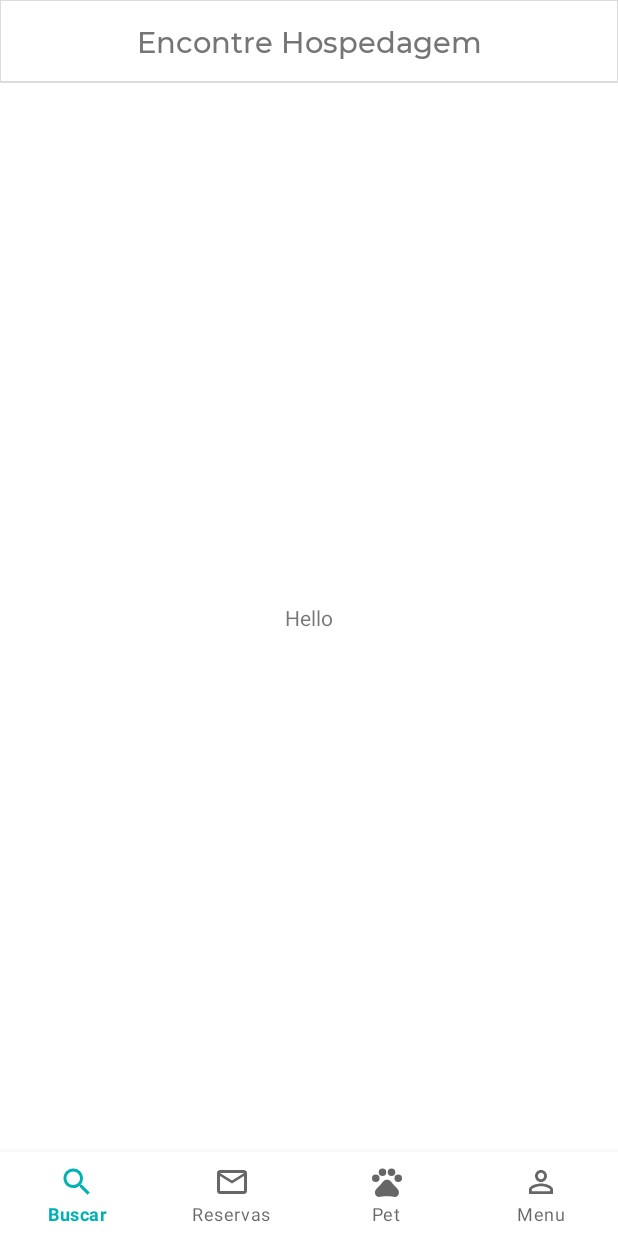
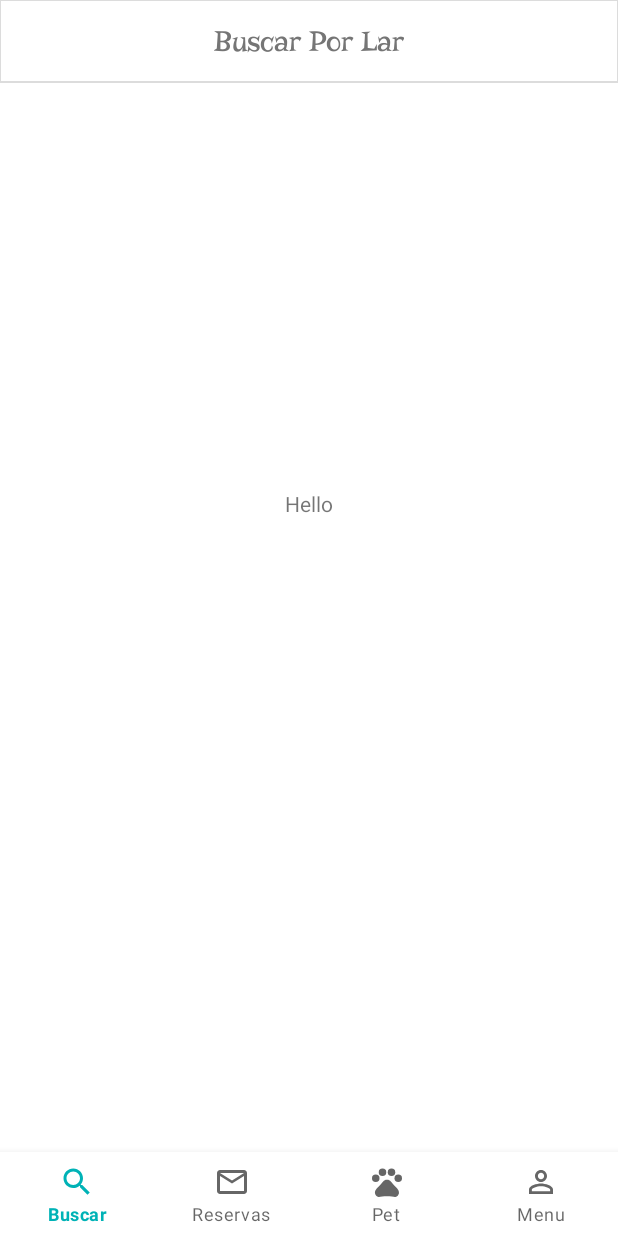
Before and after one commit to osugikoji/bonnepet-android, an Android app: the screen it shows after launch (MainActivity), on a phone screen of 412 x 824 dp. Run offline under Robolectric (Android 15) with nearby library versions, the phone set to English and light mode, and no system bars.

Commit message:
Action bar da MainActivity realocado para os fragments

```diff
--- a/app/src/main/java/br/com/bonnepet/util/extension/ThrowableExtensions.kt
+++ b/app/src/main/java/br/com/bonnepet/util/extension/ThrowableExtensions.kt
@@ -1,10 +1,14 @@
 package br.com.bonnepet.util.extension
 
+import br.com.bonnepet.App
+import br.com.bonnepet.R
 import com.google.gson.JsonParser
 import retrofit2.HttpException
 
+private val app = App()
+
 fun Throwable.error(): String {
-    var message = "Não foi possível executar a requisição"
+    var message = app.getString(R.string.generic_request_error)
 
     if (this is HttpException) {
         val errorJsonString = this.response().errorBody()?.string()
--- a/app/src/main/java/br/com/bonnepet/view/base/BaseFragment.kt
+++ b/app/src/main/java/br/com/bonnepet/view/base/BaseFragment.kt
@@ -4,8 +4,13 @@ import android.os.Bundle
 import android.view.LayoutInflater
 import android.view.View
 import android.view.ViewGroup
+import android.widget.TextView
 import androidx.annotation.LayoutRes
+import androidx.appcompat.app.ActionBar
+import androidx.appcompat.app.AppCompatActivity
+import androidx.appcompat.widget.Toolbar
 import androidx.fragment.app.Fragment
+import br.com.bonnepet.R
 
 abstract class BaseFragment : Fragment() {
 
@@ -15,7 +20,37 @@ abstract class BaseFragment : Fragment() {
     @get:LayoutRes
     protected abstract val layoutResource: Int
 
+    protected abstract val fragmentTitle: Int
+
+    private var toolbar: Toolbar? = null
+
     override fun onCreateView(inflater: LayoutInflater, container: ViewGroup?, savedInstanceState: Bundle?): View? {
         return inflater.inflate(layoutResource, container, false)
     }
+
+    override fun onViewCreated(view: View, savedInstanceState: Bundle?) {
+        onPrepareSupportActionBar()
+        super.onViewCreated(view, savedInstanceState)
+    }
+
+    /**
+     * A Toolbar será configurada como uma [ActionBar] se ela existir no layout
+     */
+    private fun onPrepareSupportActionBar() {
+        toolbar = activity?.findViewById(R.id.tool_bar)
+        val toolbarTitle: TextView? = toolbar?.findViewById(R.id.toolbar_title)
+        if (toolbar != null) {
+            (activity as AppCompatActivity).setSupportActionBar(toolbar)
+            toolbarTitle?.text = getText(fragmentTitle)
+            (activity as AppCompatActivity).supportActionBar?.setDisplayShowTitleEnabled(false)
+            (activity as AppCompatActivity).supportActionBar?.setDisplayHomeAsUpEnabled(true)
+        }
+    }
+
+    /**
+     * Remove o botão de voltar da [ActionBar]
+     */
+    protected fun hideActionBarDisplayHome() {
+        (activity as AppCompatActivity).supportActionBar?.setDisplayHomeAsUpEnabled(false)
+    }
 }
--- a/app/src/main/java/br/com/bonnepet/view/login/LoginFragment.kt
+++ b/app/src/main/java/br/com/bonnepet/view/login/LoginFragment.kt
@@ -11,12 +11,15 @@ import kotlinx.android.synthetic.main.login_fragment.*
 class LoginFragment : BaseFragment() {
     override val layoutResource = R.layout.login_fragment
 
+    override val fragmentTitle = R.string.get_in
+
     private val registerLink by lazy { register_link }
 
     private lateinit var viewModel: LoginViewModel
 
     override fun onActivityCreated(savedInstanceState: Bundle?) {
         super.onActivityCreated(savedInstanceState)
+        hideActionBarDisplayHome()
         viewModel = ViewModelProviders.of(this).get(LoginViewModel::class.java)
         registerLink.setSafeOnClickListener { goToRegister() }
     }
--- a/app/src/main/java/br/com/bonnepet/view/search/SearchFragment.kt
+++ b/app/src/main/java/br/com/bonnepet/view/search/SearchFragment.kt
@@ -8,10 +8,13 @@ import br.com.bonnepet.view.base.BaseFragment
 class SearchFragment : BaseFragment() {
     override val layoutResource = R.layout.search_fragment
 
+    override val fragmentTitle = R.string.search_accommodation
+
     private lateinit var viewModel: SearchViewModel
 
     override fun onActivityCreated(savedInstanceState: Bundle?) {
         super.onActivityCreated(savedInstanceState)
+        hideActionBarDisplayHome()
         viewModel = ViewModelProviders.of(this).get(SearchViewModel::class.java)
     }
 
--- a/app/src/main/res/layout/activity_main.xml
+++ b/app/src/main/res/layout/activity_main.xml
@@ -8,14 +8,10 @@
     android:layout_height="match_parent"
     tools:context=".view.main.MainActivity">
 
-    <include
-        layout="@layout/tool_bar_transparent"/>
-
     <FrameLayout
         android:id="@+id/fragment_content"
-        android:layout_width="0dp"
-        android:layout_height="620dp"
-        app:layout_constraintBottom_toBottomOf="parent"
+        android:layout_width="match_parent"
+        android:layout_height="672dp"
         app:layout_constraintEnd_toEndOf="parent"
         app:layout_constraintStart_toStartOf="parent"
         app:layout_constraintTop_toTopOf="parent"/>
--- a/app/src/main/res/layout/activity_register.xml
+++ b/app/src/main/res/layout/activity_register.xml
@@ -242,7 +242,7 @@
                     android:layout_height="wrap_content">
 
                     <com.google.android.material.textfield.TextInputLayout
-                        android:layout_width="250dp"
+                        android:layout_width="230dp"
                         android:layout_height="wrap_content"
                         android:id="@+id/input_layout_street"
                         style="@style/TextInputLayoutAppearance.OutlineBox"
@@ -262,7 +262,7 @@
                         android:layout_height="wrap_content"
                         style="@style/TextInputLayoutAppearance.OutlineBox"
                         android:layout_toRightOf="@+id/input_layout_street"
-                        android:layout_marginLeft="5dp"
+                        android:layout_marginLeft="10dp"
                         android:layout_marginBottom="16dp">
 
                         <com.google.android.material.textfield.TextInputEditText
--- a/app/src/main/res/layout/login_fragment.xml
+++ b/app/src/main/res/layout/login_fragment.xml
@@ -3,6 +3,9 @@
                 xmlns:app="http://schemas.android.com/apk/res-auto"
                 android:layout_height="wrap_content"
                 android:layout_width="wrap_content">
+
+    <include
+        layout="@layout/tool_bar_transparent"/>
 
     <LinearLayout xmlns:android="http://schemas.android.com/apk/res/android"
                   android:layout_width="match_parent"
@@ -17,7 +20,7 @@
             android:id="@+id/btn_facebook"
             android:layout_width="fill_parent"
             android:layout_height="wrap_content"
-            android:layout_marginTop="24dp"
+            android:layout_marginTop="100dp"
             android:layout_marginBottom="24dp"
             app:backgroundTint="@color/facebook_color"
             android:padding="12dp"
--- a/app/src/main/res/layout/search_fragment.xml
+++ b/app/src/main/res/layout/search_fragment.xml
@@ -6,6 +6,9 @@
     android:layout_height="match_parent"
     tools:context=".view.search.SearchFragment">
 
+    <include
+        layout="@layout/tool_bar_transparent"/>
+
     <TextView
         android:layout_width="match_parent"
         android:layout_height="match_parent"
--- a/app/src/main/res/layout/tool_bar_transparent.xml
+++ b/app/src/main/res/layout/tool_bar_transparent.xml
@@ -16,7 +16,7 @@
         android:layout_width="wrap_content"
         android:layout_height="wrap_content"
         style="@style/TextAppearance.AppCompat.Widget.ActionBar.Title"
-        app:fontFamily="@font/montserrat_medium"
+        app:fontFamily="@font/risque_regular"
         android:textColor="@color/text_view"
         android:textSize="19sp"
         android:layout_gravity="center"/>
--- a/app/src/main/res/values/strings.xml
+++ b/app/src/main/res/values/strings.xml
@@ -16,7 +16,7 @@
     <string name="or">OU</string>
 
     <!-- Titulo de cada fragment da MainActivity -->
-    <string name="search_accommodation">Encontre Hospedagem</string>
+    <string name="search_accommodation">Buscar Por Lar</string>
     <string name="my_revervations">Minhas Reservas</string>
     <string name="my_pets">Meus Pets</string>
     <string name="menu">Menu</string>
@@ -45,4 +45,7 @@
     <string name="number">Número</string>
     <string name="forgot_cep"><u>Esqueceu seu cep?</u></string>
 
+    <!-- Generic Messages -->
+    <string name="generic_request_error">Não foi possível executar a requisição</string>
+
 </resources>
```
Also changed, not shown: app/src/main/java/br/com/bonnepet/view/main/MainActivity.kt (+0 -12 lines), app/src/main/res/font/risque_regular.ttf (added).
